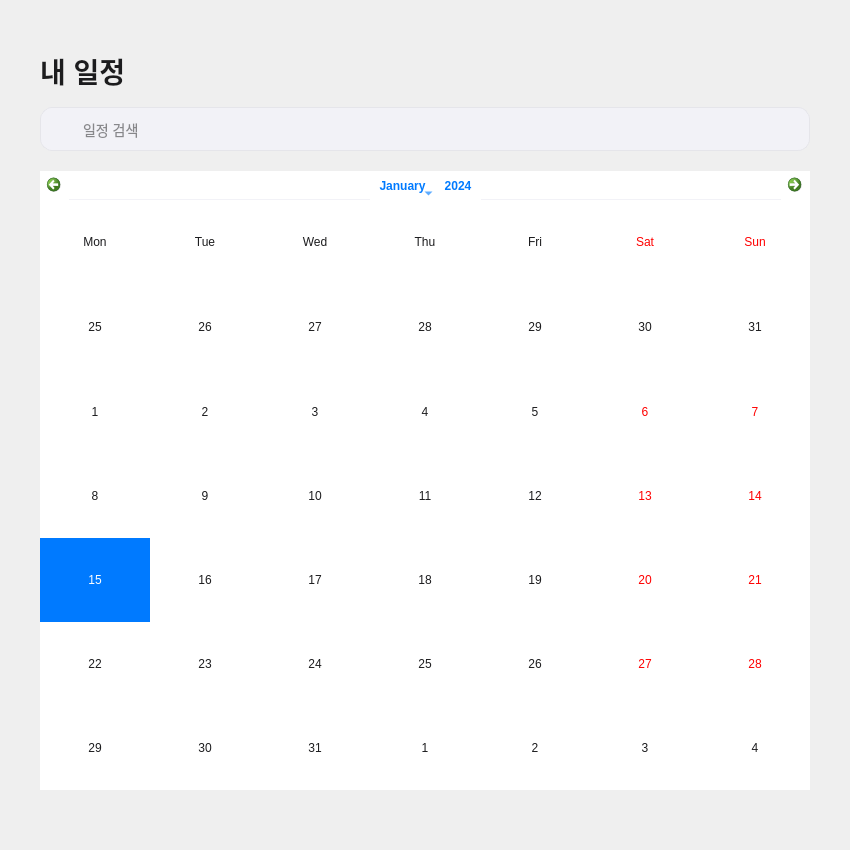
Qt form ScheduleManager/calendar.ui (Mangjun/12_Qt_Project) before a commit.
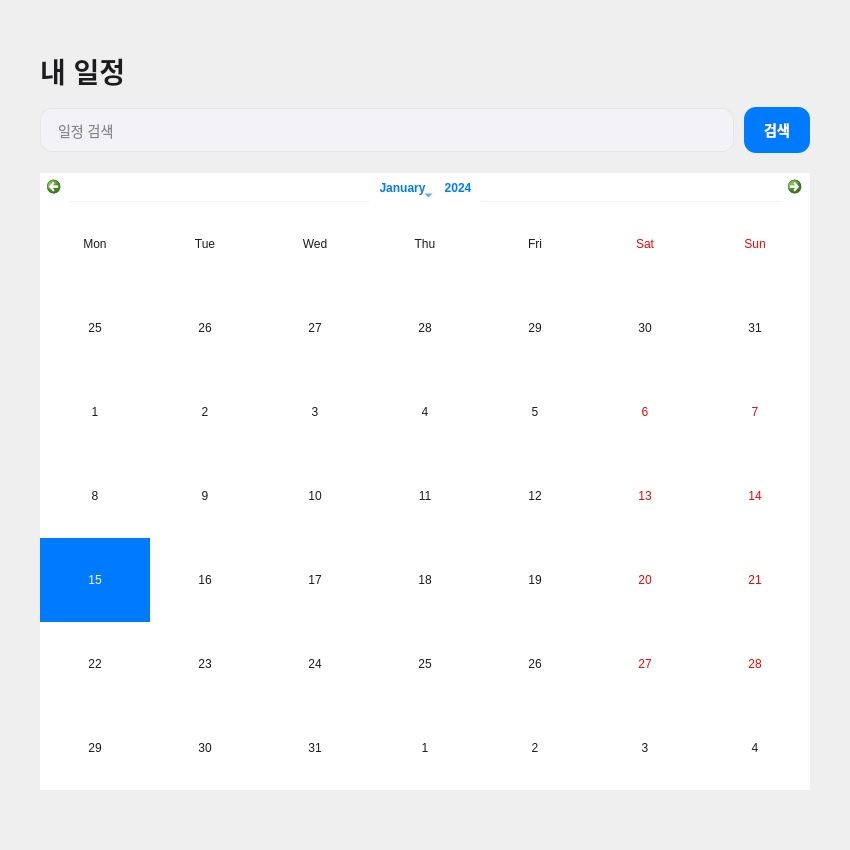
The same form after that commit.

Commit message: Modify: 캘린더 화면 검색 버튼 추가 및 일정 화면 버튼 삭제

```diff
--- a/ScheduleManager/calendar.ui
+++ b/ScheduleManager/calendar.ui
@@ -15,56 +15,72 @@
  </property>
  <property name="styleSheet">
   <string notr="true">
-   QWidget#main {
-       background-color: #FFFFFF;
-   }
+    QWidget#main {
+        background-color: #FFFFFF;
+    }
 
-   QLabel#mainTitle {
-       font-size: 28px;
-       font-weight: bold;
-       color: #1C1C1E;
-   }
+    QLabel#mainTitle {
+        font-size: 28px;
+        font-weight: bold;
+        color: #1C1C1E;
+    }
 
-   QLineEdit#searchBar {
-       background-color: #F2F2F7;
-       border: 1px solid #E5E5EA;
-       border-radius: 12px;
-       padding: 12px 15px 12px 40px;
-       font-size: 14px;
-       color: #1C1C1E;
-   }
-   QLineEdit#searchBar:focus {
-       border: 1px solid #007AFF;
-       background-color: #FFFFFF;
-   }
+    QLineEdit#searchBar {
+        background-color: #F2F2F7;
+        border: 1px solid #E5E5EA;
+        border-radius: 12px;
+        padding: 12px 15px;
+        font-size: 14px;
+        color: #1C1C1E;
+    }
+    QLineEdit#searchBar:focus {
+        border: 1px solid #007AFF;
+        background-color: #FFFFFF;
+    }
 
-   /* 캘린더 스타일 */
-   QCalendarWidget {
-       background-color: #FFFFFF;
-       border: none;
-   }
-   QCalendarWidget QAbstractItemView {
-       background-color: #FFFFFF;
-       color: #1C1C1E;
-       selection-background-color: #007AFF;
-       selection-color: white;
-       outline: none;
-   }
-   QCalendarWidget QWidget#qt_calendar_navigationbar {
-       background-color: #FFFFFF;
-       border-bottom: 1px solid #F2F2F7;
-   }
-   QCalendarWidget QToolButton {
-       color: #007AFF;
-       background-color: transparent;
-       border: none;
-       font-weight: bold;
-       padding: 5px;
-   }
-   QCalendarWidget QWidget {
-       alternate-background-color: #FFFFFF;
-       background-color: #FFFFFF;
-   }
+    /* 검색 버튼 스타일 추가 */
+    QPushButton#searchButton {
+        background-color: #007AFF;
+        color: white;
+        border-radius: 12px;
+        font-weight: bold;
+        padding: 12px 20px;
+        font-size: 14px;
+    }
+    QPushButton#searchButton:hover {
+        background-color: #0063CC;
+    }
+    QPushButton#searchButton:pressed {
+        background-color: #0051A8;
+    }
+
+    /* 캘린더 스타일 */
+    QCalendarWidget {
+        background-color: #FFFFFF;
+        border: none;
+    }
+    QCalendarWidget QAbstractItemView {
+        background-color: #FFFFFF;
+        color: #1C1C1E;
+        selection-background-color: #007AFF;
+        selection-color: white;
+        outline: none;
+    }
+    QCalendarWidget QWidget#qt_calendar_navigationbar {
+        background-color: #FFFFFF;
+        border-bottom: 1px solid #F2F2F7;
+    }
+    QCalendarWidget QToolButton {
+        color: #007AFF;
+        background-color: transparent;
+        border: none;
+        font-weight: bold;
+        padding: 5px;
+    }
+    QCalendarWidget QWidget {
+        alternate-background-color: #FFFFFF;
+        background-color: #FFFFFF;
+    }
   </string>
  </property>
  <layout class="QVBoxLayout" name="mainLayout" stretch="0,1,0">
@@ -96,11 +112,28 @@
      </widget>
     </item>
     <item>
+      <layout class="QHBoxLayout" name="searchActionLayout">
+       <property name="spacing">
+        <number>10</number>
+       </property>
+       <item>
      <widget class="QLineEdit" name="searchBar">
       <property name="placeholderText">
        <string>일정 검색</string>
       </property>
      </widget>
+       </item>
+       <item>
+        <widget class="QPushButton" name="searchButton">
+         <property name="text">
+          <string>검색</string>
+         </property>
+         <property name="cursor">
+          <cursorShape>PointingHandCursor</cursorShape>
+         </property>
+        </widget>
+       </item>
+      </layout>
     </item>
    </layout>
   </item>
```
Lines whose indentation alone changed are shown as unchanged. The commit also changes 1 other file.
